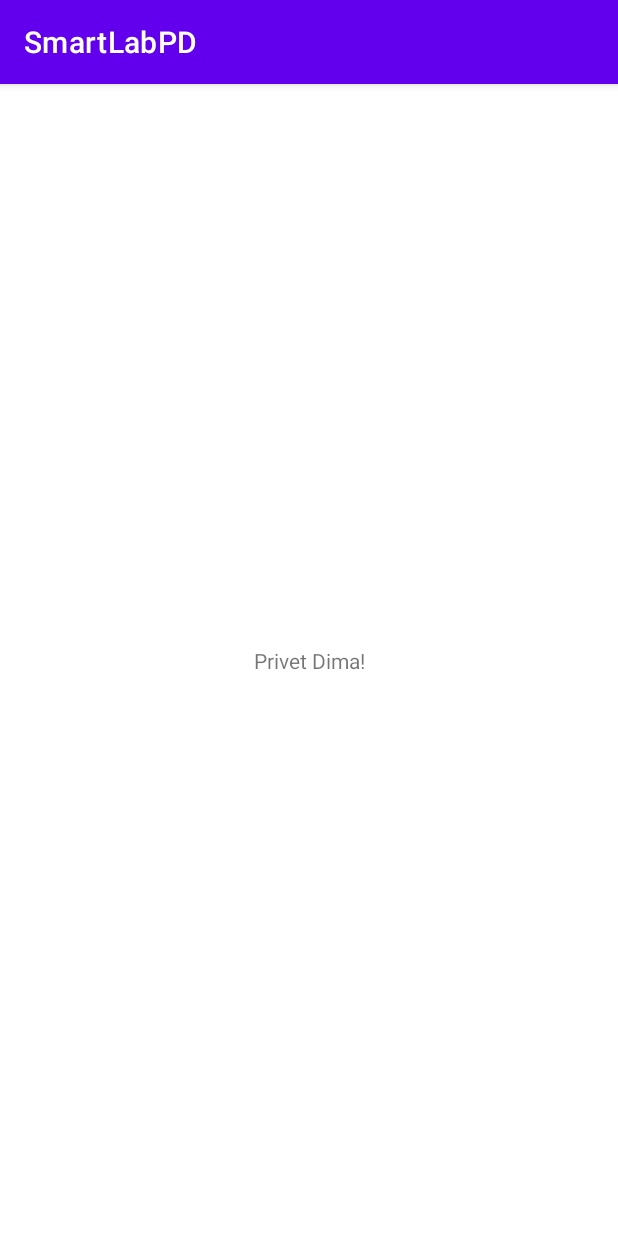
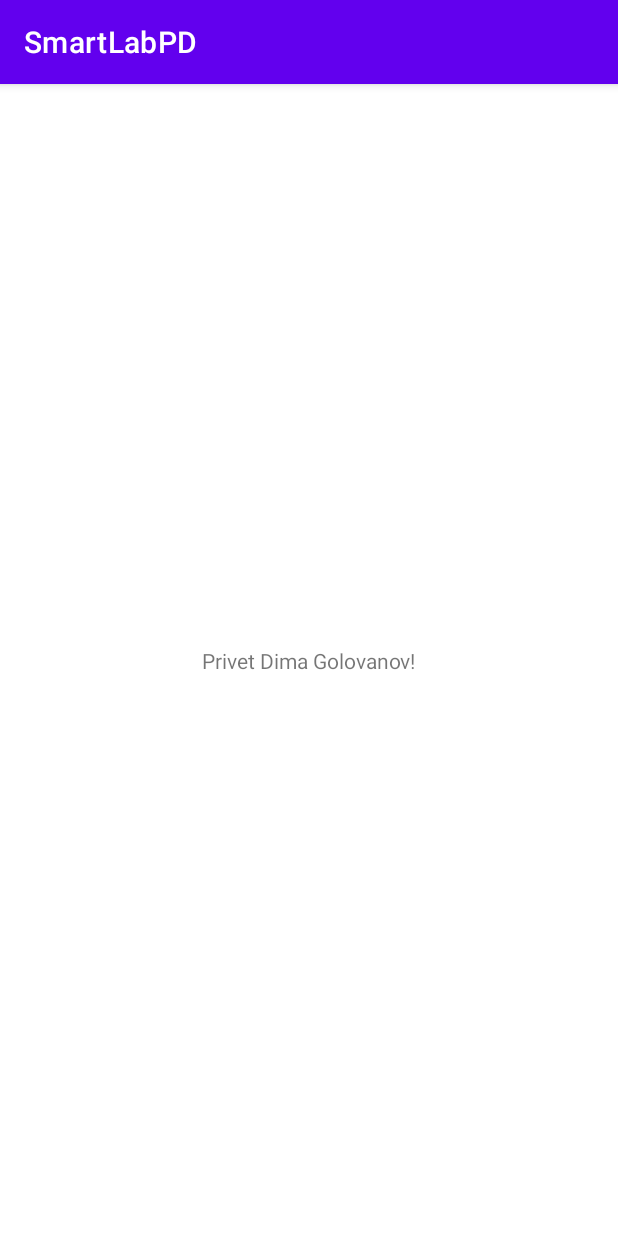
Before and after one commit to Pokesmon77/SmartL, an Android app: the screen it shows after launch (MainActivity), on a phone screen of 412 x 824 dp. Run offline under Robolectric (Android 15) with nearby library versions, the phone set to English and light mode, and no system bars.

Commit message:
Update activity_main.xml

```diff
--- a/app/src/main/res/layout/activity_main.xml
+++ b/app/src/main/res/layout/activity_main.xml
@@ -9,7 +9,7 @@
     <TextView
         android:layout_width="wrap_content"
         android:layout_height="wrap_content"
-        android:text="Privet Dima!"
+        android:text="Privet Dima Golovanov!"
         app:layout_constraintBottom_toBottomOf="parent"
         app:layout_constraintEnd_toEndOf="parent"
         app:layout_constraintStart_toStartOf="parent"
```
